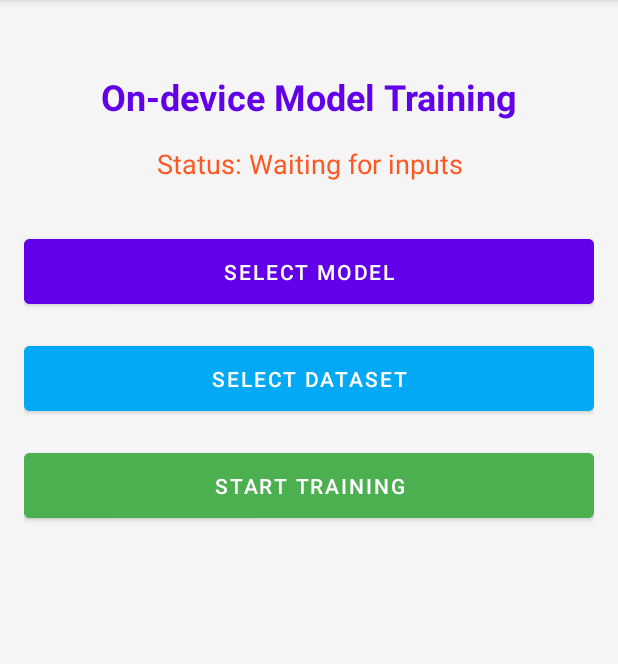
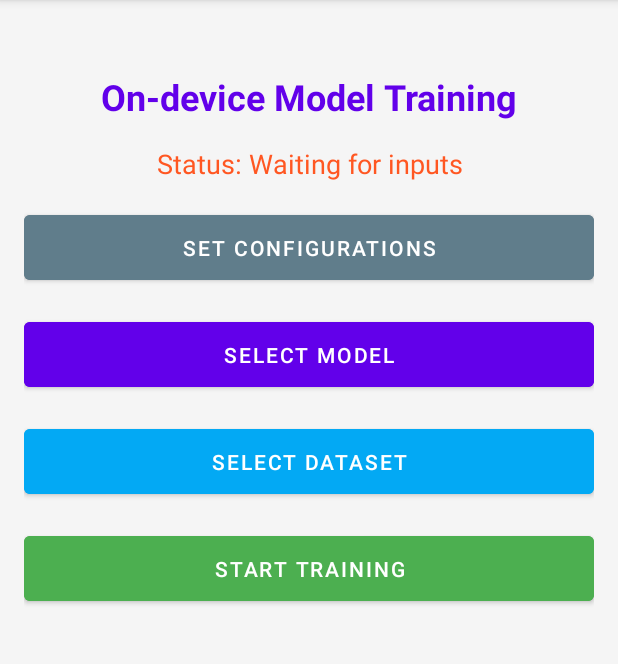
Before and after one commit to MatheusDCasanova/OnDeviceTraning, an Android app: the screen it shows after launch (MainActivity), on a phone screen of 412 x 824 dp, the part 84-748 px from its top. Run offline under Robolectric (Android 15) with nearby library versions, the phone set to English and light mode, and no system bars; libraries missing offline, so code that uses them is left out: org.tensorflow.lite.

Commit message:
set configuration button

```diff
--- a/app/src/main/res/layout/activity_main.xml
+++ b/app/src/main/res/layout/activity_main.xml
@@ -20,36 +20,61 @@
         android:layout_marginTop="32dp"
         app:layout_constraintTop_toTopOf="parent"
         app:layout_constraintLeft_toLeftOf="parent"
-        app:layout_constraintRight_toRightOf="parent"
-        android:layout_gravity="center"/>
+        app:layout_constraintRight_toRightOf="parent"/>
 
     <!-- Status TextView -->
     <TextView
         android:id="@+id/tv_status"
         android:layout_width="wrap_content"
         android:layout_height="wrap_content"
+        android:layout_marginTop="16dp"
+        android:gravity="center"
         android:text="Status: Waiting for inputs"
+        android:textColor="#FF5722"
         android:textSize="18sp"
+        app:layout_constraintTop_toBottomOf="@id/tvTitle"
+        app:layout_constraintLeft_toLeftOf="parent"
+        app:layout_constraintRight_toRightOf="parent" />
+
+    <!-- Download Progress Bar -->
+    <ProgressBar
+        android:id="@+id/downloadProgressBar"
+        android:layout_width="0dp"
+        android:layout_height="wrap_content"
+        android:layout_marginTop="24dp"
+        android:visibility="gone"
+        style="?android:attr/progressBarStyleHorizontal"
+        app:layout_constraintTop_toBottomOf="@+id/tv_status"
+        app:layout_constraintStart_toStartOf="parent"
+        app:layout_constraintEnd_toEndOf="parent"/>
+
+    <!-- Configurations Button -->
+    <Button
+        android:id="@+id/btn_configurations"
+        android:layout_width="0dp"
+        android:layout_height="wrap_content"
         android:layout_marginTop="16dp"
-        android:textColor="#FF5722"
-        app:layout_constraintTop_toBottomOf="@+id/tvTitle"
+        android:backgroundTint="#607D8B"
+        android:padding="12dp"
+        android:text="Set Configurations"
+        android:textColor="#FFFFFF"
+        app:layout_constraintTop_toBottomOf="@+id/downloadProgressBar"
         app:layout_constraintLeft_toLeftOf="parent"
-        app:layout_constraintRight_toRightOf="parent"
-        android:gravity="center"/>
+        app:layout_constraintRight_toRightOf="parent" />
 
     <!-- Select Model Button -->
     <Button
         android:id="@+id/btn_select_model"
         android:layout_width="0dp"
         android:layout_height="wrap_content"
-        android:layout_marginTop="32dp"
+        android:layout_marginTop="16dp"
+        android:backgroundTint="#6200EA"
+        android:padding="12dp"
         android:text="Select Model"
-        android:backgroundTint="#6200EA"
         android:textColor="#FFFFFF"
+        app:layout_constraintTop_toBottomOf="@+id/btn_configurations"
         app:layout_constraintLeft_toLeftOf="parent"
-        app:layout_constraintRight_toRightOf="parent"
-        app:layout_constraintTop_toBottomOf="@+id/tv_status"
-        android:padding="12dp"/>
+        app:layout_constraintRight_toRightOf="parent" />
 
     <!-- Select Dataset Button -->
     <Button
@@ -57,13 +82,13 @@
         android:layout_width="0dp"
         android:layout_height="wrap_content"
         android:layout_marginTop="16dp"
+        android:backgroundTint="#03A9F4"
+        android:padding="12dp"
         android:text="Select Dataset"
-        android:backgroundTint="#03A9F4"
         android:textColor="#FFFFFF"
+        app:layout_constraintTop_toBottomOf="@+id/btn_select_model"
         app:layout_constraintLeft_toLeftOf="parent"
-        app:layout_constraintRight_toRightOf="parent"
-        app:layout_constraintTop_toBottomOf="@+id/btn_select_model"
-        android:padding="12dp"/>
+        app:layout_constraintRight_toRightOf="parent" />
 
     <!-- Start Training Button -->
     <Button
@@ -71,36 +96,23 @@
         android:layout_width="0dp"
         android:layout_height="wrap_content"
         android:layout_marginTop="16dp"
+        android:backgroundTint="#4CAF50"
+        android:padding="12dp"
         android:text="Start Training"
-        android:backgroundTint="#4CAF50"
         android:textColor="#FFFFFF"
+        app:layout_constraintTop_toBottomOf="@+id/btn_select_dataset"
         app:layout_constraintLeft_toLeftOf="parent"
-        app:layout_constraintRight_toRightOf="parent"
-        app:layout_constraintTop_toBottomOf="@+id/btn_select_dataset"
-        android:padding="12dp"/>
+        app:layout_constraintRight_toRightOf="parent" />
 
-    <ProgressBar
-        android:id="@+id/downloadProgressBar"
-        android:layout_width="0dp"
-        android:layout_height="wrap_content"
-        android:layout_marginTop="16dp"
-        android:visibility="gone"
-        style="?android:attr/progressBarStyleHorizontal"
-        app:layout_constraintTop_toBottomOf="@id/tv_status"
-        app:layout_constraintStart_toStartOf="parent"
-        app:layout_constraintEnd_toEndOf="parent"/>
-
-
-    <!-- Progress Bar -->
+    <!-- General Progress Bar -->
     <ProgressBar
         android:id="@+id/progressBar"
         android:layout_width="wrap_content"
         android:layout_height="wrap_content"
         android:layout_marginTop="24dp"
         android:visibility="gone"
-        app:layout_constraintTop_toBottomOf="@+id/btn_start_training"
+        app:layout_constraintTop_toBottomOf="@+id/downloadProgressBar"
         app:layout_constraintLeft_toLeftOf="parent"
         app:layout_constraintRight_toRightOf="parent"/>
 
-
 </androidx.constraintlayout.widget.ConstraintLayout>
```
Also changed, not shown: app/src/main/java/com/example/myapplication/MainActivity.java (+97 -1 lines).
